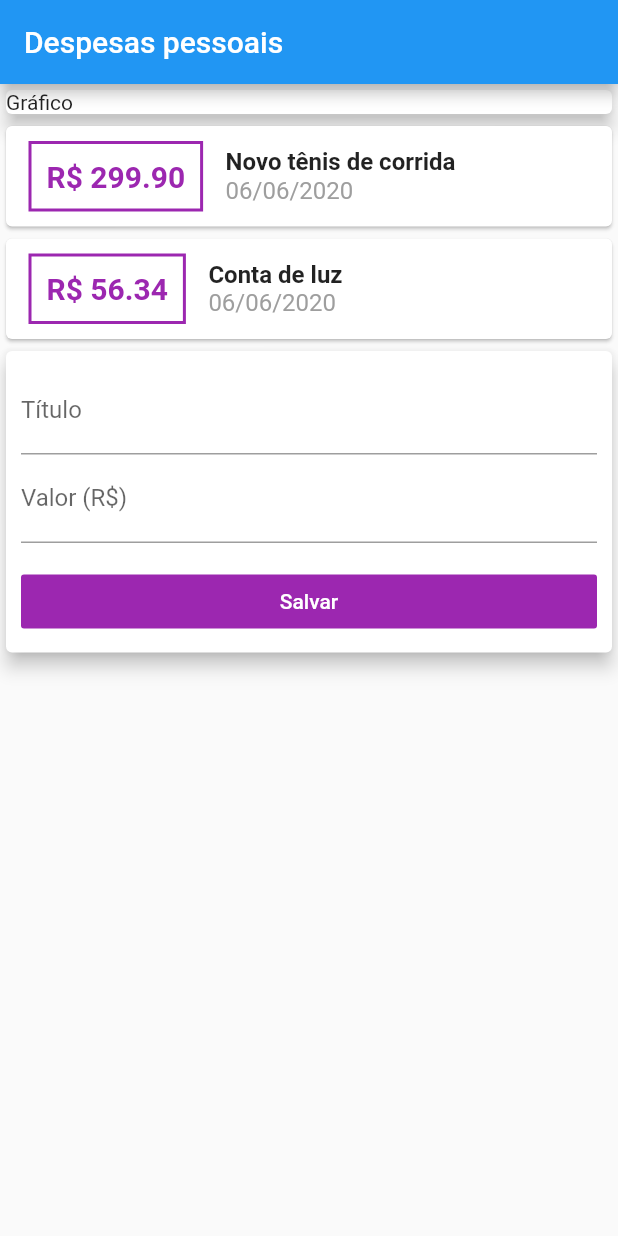
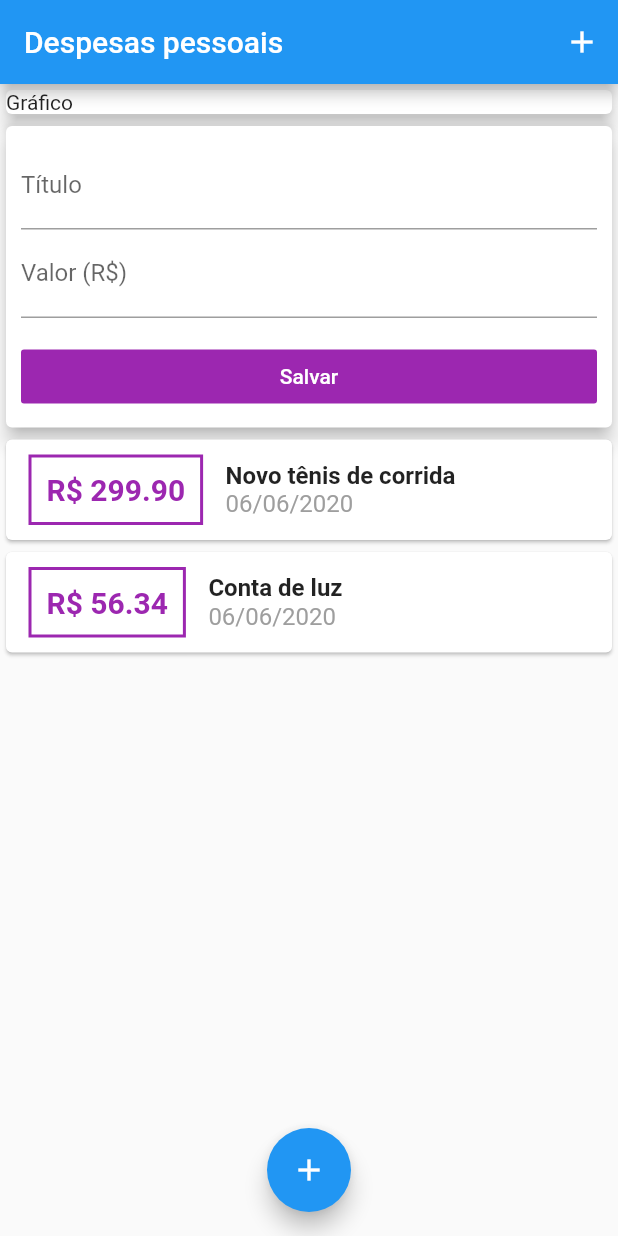
Before and after one commit to danilotiago/expensives-flutterapp, a Flutter app: the screen it shows after launch, on a phone screen of 412 x 824 dp. Run offline on Flutter 3.47's test engine with Material 2 defaults, Android fonts, the phone set to English and light mode, and no system bars.

Commit message:
prosseguindo com layout

```diff
--- a/lib/components/transaction_list.dart
+++ b/lib/components/transaction_list.dart
@@ -9,8 +9,13 @@ class TransactionList extends StatelessWidget {
 
   @override
   Widget build(BuildContext context) {
-    return Column(
-      children: transactions.map((transaction) {
+    return Container(
+      height: 300,
+      child: ListView.builder(
+        itemCount: transactions.length,
+        itemBuilder: (context, index) {
+          final transaction = transactions[index];
+
           return Card(
             child: Row(
               children: <Widget>[
@@ -46,7 +51,8 @@ class TransactionList extends StatelessWidget {
               ],
             ),
           );
-      }).toList(),
+        },
+      ),
     );
   }
 }
--- a/lib/components/transaction_user.dart
+++ b/lib/components/transaction_user.dart
@@ -43,8 +43,8 @@ class _TransactionUserState extends State<TransactionUser> {
   Widget build(BuildContext context) {
     return Column(
       children: <Widget>[
+        TransactionForm(onSubmit: _addTransaction),
         TransactionList(transactions: _transactions),
-        TransactionForm(onSubmit: _addTransaction),
       ],
     );
   }
--- a/lib/main.dart
+++ b/lib/main.dart
@@ -18,8 +18,15 @@ class HomePage extends StatelessWidget {
     return Scaffold(
       appBar: AppBar(
         title: Text('Despesas pessoais'),
+        actions: <Widget>[
+          IconButton(
+            icon: Icon(Icons.add),
+            onPressed: () {},
+          )
+        ],
       ),
-      body: Column(
+      body: SingleChildScrollView(
+        child: Column(
           crossAxisAlignment: CrossAxisAlignment.stretch,
           children: <Widget>[
             Container(
@@ -31,6 +38,10 @@ class HomePage extends StatelessWidget {
             TransactionUser()
           ],
         ),
+      ),
+      floatingActionButton:
+          FloatingActionButton(child: Icon(Icons.add), onPressed: () {}),
+      floatingActionButtonLocation: FloatingActionButtonLocation.centerFloat,
     );
   }
 }
```
Also changed, not shown: lib/components/transaction_form.dart (+11 -7 lines). Lines whose indentation alone changed are shown as unchanged.
